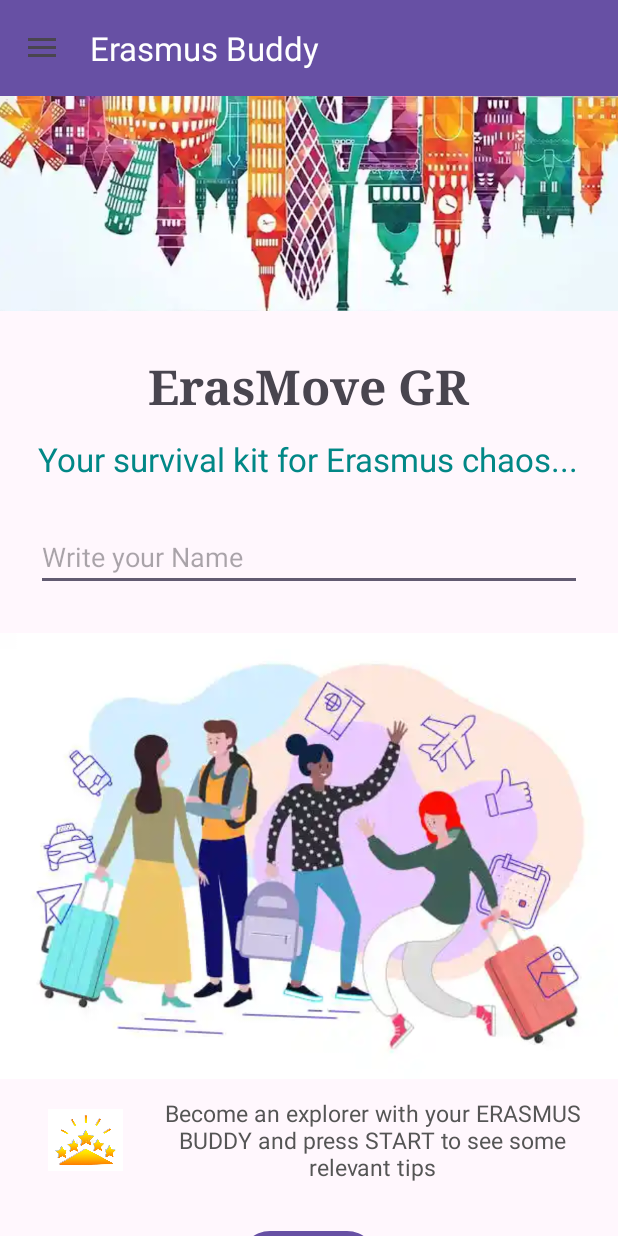
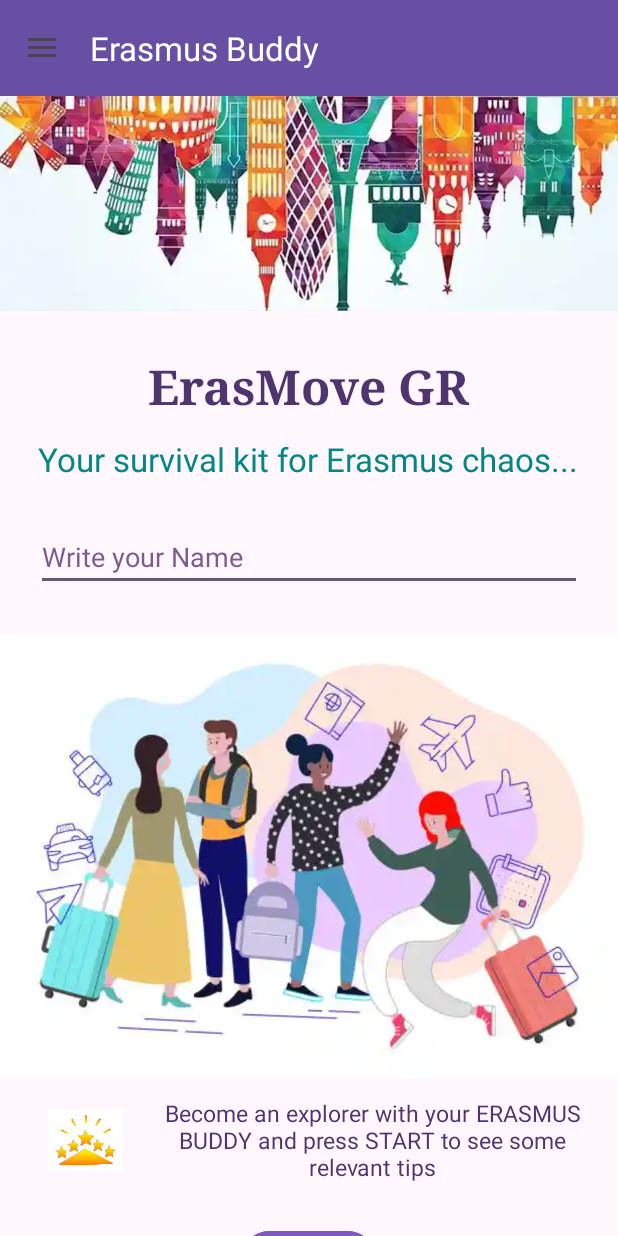
Before and after one commit to kuba4g8/Erasmus-Buddy, an Android app: the screen it shows after launch (MainActivity), on a phone screen of 412 x 824 dp. Run offline under Robolectric (Android 15) with nearby library versions, the phone set to English and light mode, and no system bars.

Commit message:
changed colors of fragment_home

```diff
--- a/app/src/main/res/layout/fragment_home.xml
+++ b/app/src/main/res/layout/fragment_home.xml
@@ -5,7 +5,7 @@
     xmlns:tools="http://schemas.android.com/tools"
     android:layout_width="match_parent"
     android:layout_height="match_parent"
-    android:background="#FFF7FD"
+    android:background="@color/background_pink_white"
     tools:context=".HomeFragment">
 
     <LinearLayout
@@ -28,6 +28,7 @@
             android:layout_gravity="center_horizontal"
             android:layout_marginTop="28dp"
             android:text="ErasMove GR"
+            android:textColor="@color/text_purple_dark"
             android:textSize="32sp"
             android:textStyle="bold"
             android:typeface="serif" />
@@ -52,7 +53,9 @@
             android:layout_marginStart="24dp"
             android:layout_marginTop="28dp"
             android:layout_marginEnd="24dp"
-            android:hint="@string/home_hint_name" />
+            android:hint="@string/home_hint_name"
+            android:textColor="@color/text_input_dark"
+            android:textColorHint="@color/text_purple_medium"/>
 
         <ImageView
             android:id="@+id/ivLogo"
@@ -102,7 +105,7 @@
                 android:paddingStart="10dp"
                 android:text="Become an explorer with your ERASMUS BUDDY and press START to see some relevant tips"
                 android:textAllCaps="false"
-                android:textColor="#555555"
+                android:textColor="@color/text_purple_dark"
                 android:textSize="15sp" />
 
         </LinearLayout>
@@ -114,7 +117,9 @@
             android:layout_gravity="center_horizontal"
             android:layout_marginTop="28dp"
             android:layout_marginBottom="32dp"
-            android:text="START" />
+            android:backgroundTint="@color/button_purple"
+            android:text="START"
+            android:textColor="@color/white" />/>
 
     </LinearLayout>
 
```
